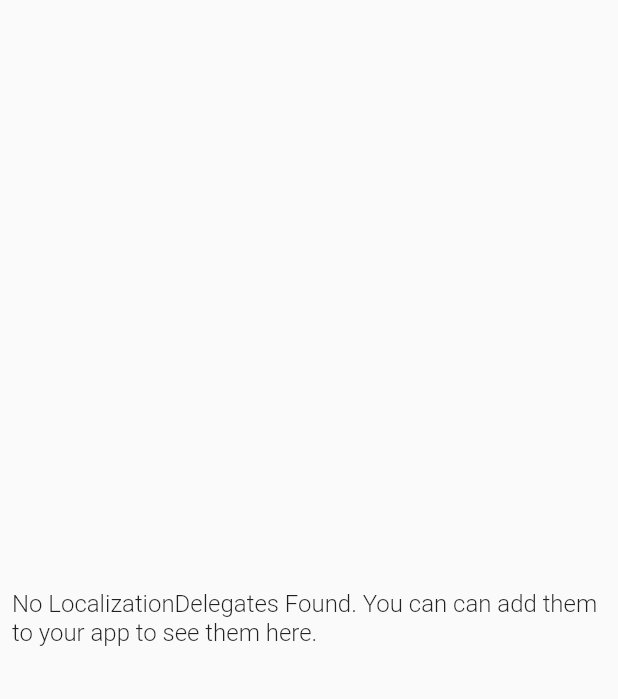
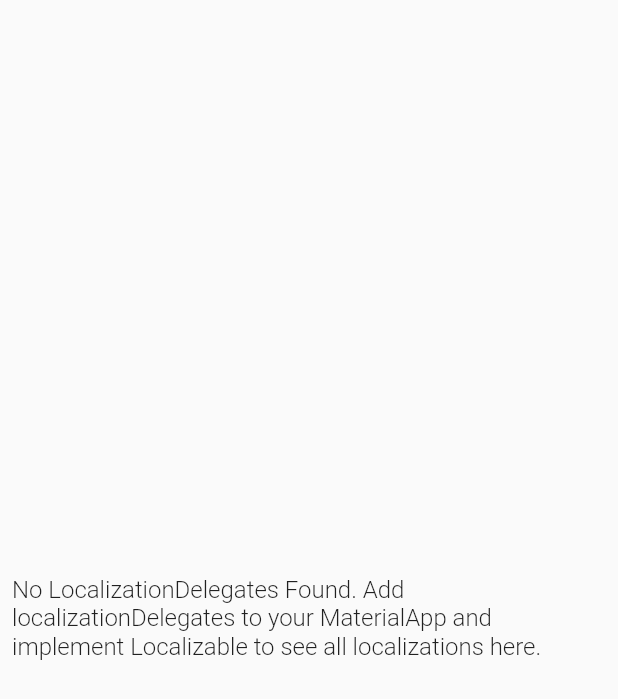
Before and after one commit to ml-opensource/ui_dynamo, a Flutter app: the LocalizationPane widget shown alone on an empty page, opened directly with empty values, on a phone screen of 412 x 824 dp. Shown: the top 699 px of the screen. Run offline on Flutter 3.47's test engine with Material 2 defaults, Android fonts, the phone set to English and light mode, and no system bars; our stand-ins replace rxdart.

Commit message:
[Localizations] better messaging.

```diff
--- a/lib/localization/localizations_ui.dart
+++ b/lib/localization/localizations_ui.dart
@@ -133,8 +133,10 @@ class _LocalizationPaneState extends State<LocalizationPane> {
           if (data.isEmpty) {
             return EmptyToolbarView(
               text: StyledText.body(
-                Text('No LocalizationDelegates Found. You can can add them '
-                    'to your app to see them here.'),
+                Text(
+                    'No LocalizationDelegates Found. Add localizationDelegates '
+                    'to your MaterialApp and implement Localizable to see '
+                    'all localizations here.'),
               ),
             );
           }
```
